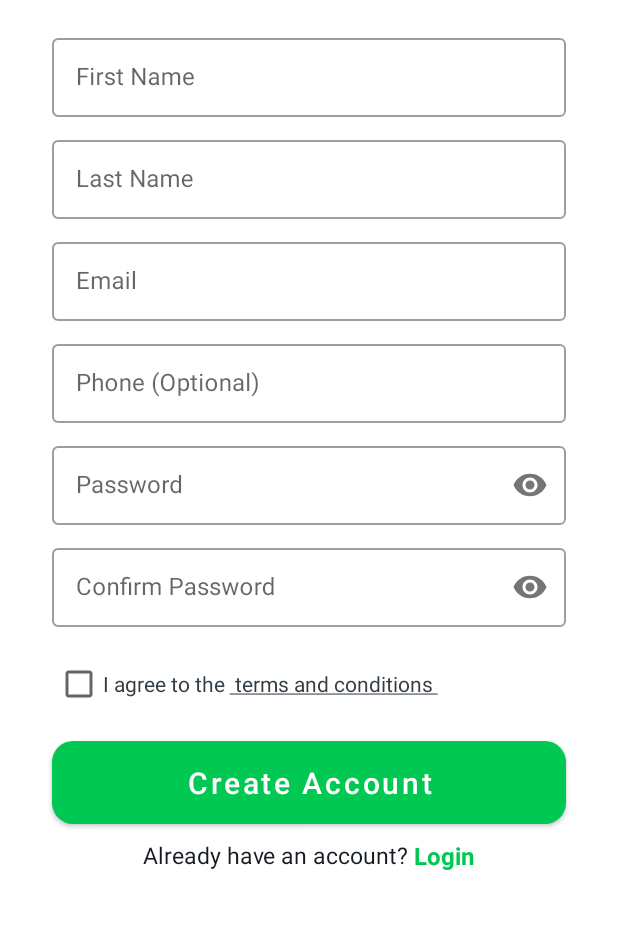
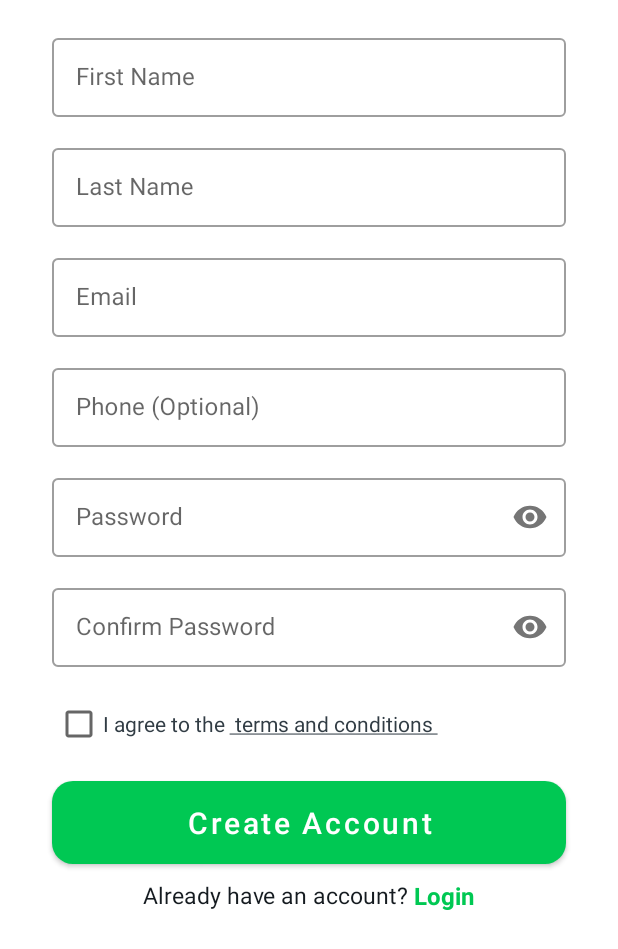
Before and after one commit to jmngige/BuyIt, an Android app: the RegisterFragment screen opened through its navigation route, on a phone screen of 412 x 824 dp. Shown: the top 949 px of the screen. Run offline under Robolectric (Android 15) with nearby library versions, the phone set to English and light mode, and no system bars; our stand-ins replace navigation-ui.

Commit message:
login register ui design

```diff
--- a/app/src/main/res/layout/fragment_register.xml
+++ b/app/src/main/res/layout/fragment_register.xml
@@ -1,15 +1,14 @@
 <?xml version="1.0" encoding="utf-8"?>
 <ScrollView xmlns:android="http://schemas.android.com/apk/res/android"
+    xmlns:app="http://schemas.android.com/apk/res-auto"
     xmlns:tools="http://schemas.android.com/tools"
     android:layout_width="match_parent"
     android:layout_height="match_parent"
-    xmlns:app="http://schemas.android.com/apk/res-auto"
     tools:context=".ui.fragments.RegisterFragment">
 
     <androidx.constraintlayout.widget.ConstraintLayout
         android:layout_width="match_parent"
-       android:layout_height="wrap_content"
-       >
+        android:layout_height="wrap_content">
 
         <com.google.android.material.textfield.TextInputLayout
             android:id="@+id/txtInput_register_firstName"
@@ -39,7 +38,7 @@
             android:layout_width="0dp"
             android:layout_height="wrap_content"
             android:layout_marginStart="10dp"
-           android:layout_marginTop="10dp"
+            android:layout_marginTop="15dp"
             android:layout_marginEnd="10dp"
             android:hint="@string/last_name_hint"
             android:inputType="textPersonName"
@@ -61,7 +60,7 @@
             android:layout_width="0dp"
             android:layout_height="wrap_content"
             android:layout_marginStart="10dp"
-           android:layout_marginTop="10dp"
+            android:layout_marginTop="15dp"
             android:layout_marginEnd="10dp"
             android:hint="@string/hint_email"
             android:inputType="textPersonName"
@@ -83,7 +82,7 @@
             android:layout_width="0dp"
             android:layout_height="wrap_content"
             android:layout_marginStart="10dp"
-           android:layout_marginTop="10dp"
+            android:layout_marginTop="15dp"
             android:layout_marginEnd="10dp"
             android:hint="@string/phone_optional_hint"
             android:inputType="number"
@@ -105,14 +104,14 @@
             android:layout_width="0dp"
             android:layout_height="wrap_content"
             android:layout_marginStart="10dp"
-           android:layout_marginTop="10dp"
+            android:layout_marginTop="15dp"
             android:layout_marginEnd="10dp"
             android:hint="@string/password_hint"
             android:inputType="textPassword"
-           app:passwordToggleEnabled="true"
             app:layout_constraintEnd_toEndOf="@id/registerRightGuideline"
             app:layout_constraintStart_toStartOf="@id/registerLeftGuideline"
-           app:layout_constraintTop_toBottomOf="@id/txtInput_register_phone">
+            app:layout_constraintTop_toBottomOf="@id/txtInput_register_phone"
+            app:passwordToggleEnabled="true">
 
             <EditText
                 android:id="@+id/register_password"
@@ -128,14 +127,14 @@
             android:layout_width="0dp"
             android:layout_height="wrap_content"
             android:layout_marginStart="10dp"
-           android:layout_marginTop="10dp"
+            android:layout_marginTop="15dp"
             android:layout_marginEnd="10dp"
             android:hint="@string/confirm_password_hint"
             android:inputType="textPassword"
-           app:passwordToggleEnabled="true"
             app:layout_constraintEnd_toEndOf="@id/registerRightGuideline"
             app:layout_constraintStart_toStartOf="@id/registerLeftGuideline"
-           app:layout_constraintTop_toBottomOf="@id/txtInput_register_password">
+            app:layout_constraintTop_toBottomOf="@id/txtInput_register_password"
+            app:passwordToggleEnabled="true">
 
             <EditText
                 android:id="@+id/register_confirmPassword"
@@ -146,19 +145,18 @@
         </com.google.android.material.textfield.TextInputLayout>
 
         <androidx.appcompat.widget.AppCompatCheckBox
+            android:id="@+id/termsAndConditions"
             android:layout_width="wrap_content"
             android:layout_height="wrap_content"
-           android:text="@string/terms_conditions_txt"
-           app:layout_constraintStart_toStartOf="@id/registerLeftGuideline"
-           android:textColor="@color/contextualModeActionBarColor"
+            android:layout_marginStart="12dp"
             android:layout_marginTop="14dp"
             android:layout_marginBottom="100dp"
-           android:layout_marginStart="12dp"
             android:checked="false"
-           android:id="@+id/termsAndConditions"
+            android:text="@string/terms_conditions_txt"
+            android:textColor="@color/contextualModeActionBarColor"
             android:textColorHint="@color/darker"
-           app:layout_constraintTop_toBottomOf="@id/txtInput_register_confirmPassword"
-           />
+            app:layout_constraintStart_toStartOf="@id/registerLeftGuideline"
+            app:layout_constraintTop_toBottomOf="@id/txtInput_register_confirmPassword" />
 
         <Button
             android:id="@+id/register_button"
@@ -168,8 +166,8 @@
             android:layout_marginTop="14dp"
             android:layout_marginEnd="10dp"
             android:background="@drawable/access_background_btn"
+            android:foreground="?attr/selectableItemBackground"
             android:text="@string/create_account_text"
-           android:foreground="?attr/selectableItemBackground"
             android:textAllCaps="false"
             android:textSize="20sp"
             app:layout_constraintEnd_toEndOf="@id/registerRightGuideline"
@@ -182,10 +180,10 @@
             android:layout_marginStart="10dp"
             android:layout_marginTop="10dp"
             android:layout_marginEnd="10dp"
+            android:layout_marginBottom="40dp"
+            android:gravity="center"
+            android:orientation="horizontal"
             app:layout_constraintBottom_toBottomOf="parent"
-           android:layout_marginBottom="40dp"
-           android:orientation="horizontal"
-           android:gravity="center"
             app:layout_constraintEnd_toEndOf="@id/registerRightGuideline"
             app:layout_constraintStart_toStartOf="@id/registerLeftGuideline"
             app:layout_constraintTop_toBottomOf="@id/register_button">
@@ -203,9 +201,9 @@
                 android:layout_height="wrap_content"
                 android:layout_marginStart="3dp"
                 android:text="@string/login_text"
-               android:textStyle="bold"
                 android:textColor="@color/loginRegisterBtnColor"
-               android:textSize="16sp" />
+                android:textSize="16sp"
+                android:textStyle="bold" />
 
         </LinearLayout>
 
```
Lines whose indentation alone changed are shown as unchanged.
